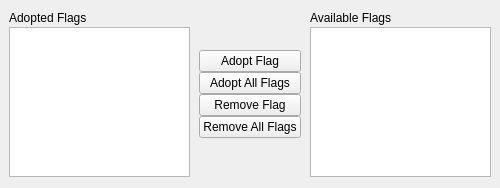
JamesAIzzard/codiet, file app/flag_selector.ui: the form before one commit.
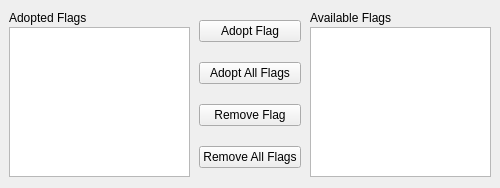
The form after the commit.

Diff of the .ui file:
```diff
--- a/app/flag_selector.ui
+++ b/app/flag_selector.ui
@@ -11,7 +11,7 @@
    </rect>
   </property>
   <property name="sizePolicy">
-   <sizepolicy hsizetype="Preferred" vsizetype="Preferred">
+   <sizepolicy hsizetype="Preferred" vsizetype="Fixed">
     <horstretch>0</horstretch>
     <verstretch>0</verstretch>
    </sizepolicy>
@@ -24,8 +24,8 @@
   </property>
   <property name="maximumSize">
    <size>
-    <width>500</width>
-    <height>2000</height>
+    <width>16777215</width>
+    <height>16777215</height>
    </size>
   </property>
   <property name="windowTitle">
@@ -115,19 +115,6 @@
       <property name="bottomMargin">
        <number>0</number>
       </property>
-      <item>
-       <spacer name="verticalSpacer">
-        <property name="orientation">
-         <enum>Qt::Vertical</enum>
-        </property>
-        <property name="sizeHint" stdset="0">
-         <size>
-          <width>20</width>
-          <height>40</height>
-         </size>
-        </property>
-       </spacer>
-      </item>
       <item>
        <widget class="QPushButton" name="btn_adopt_flag">
         <property name="text">
@@ -156,19 +143,6 @@
         </property>
        </widget>
       </item>
-      <item>
-       <spacer name="verticalSpacer_2">
-        <property name="orientation">
-         <enum>Qt::Vertical</enum>
-        </property>
-        <property name="sizeHint" stdset="0">
-         <size>
-          <width>20</width>
-          <height>40</height>
-         </size>
-        </property>
-       </spacer>
-      </item>
      </layout>
     </widget>
    </item>
```
